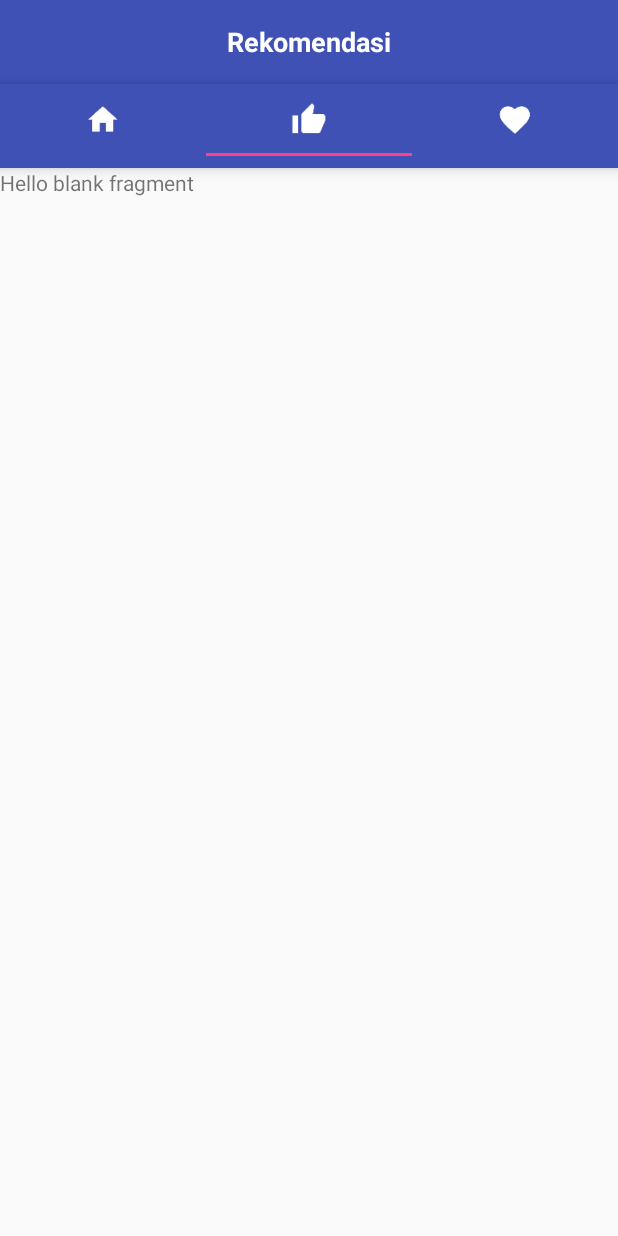
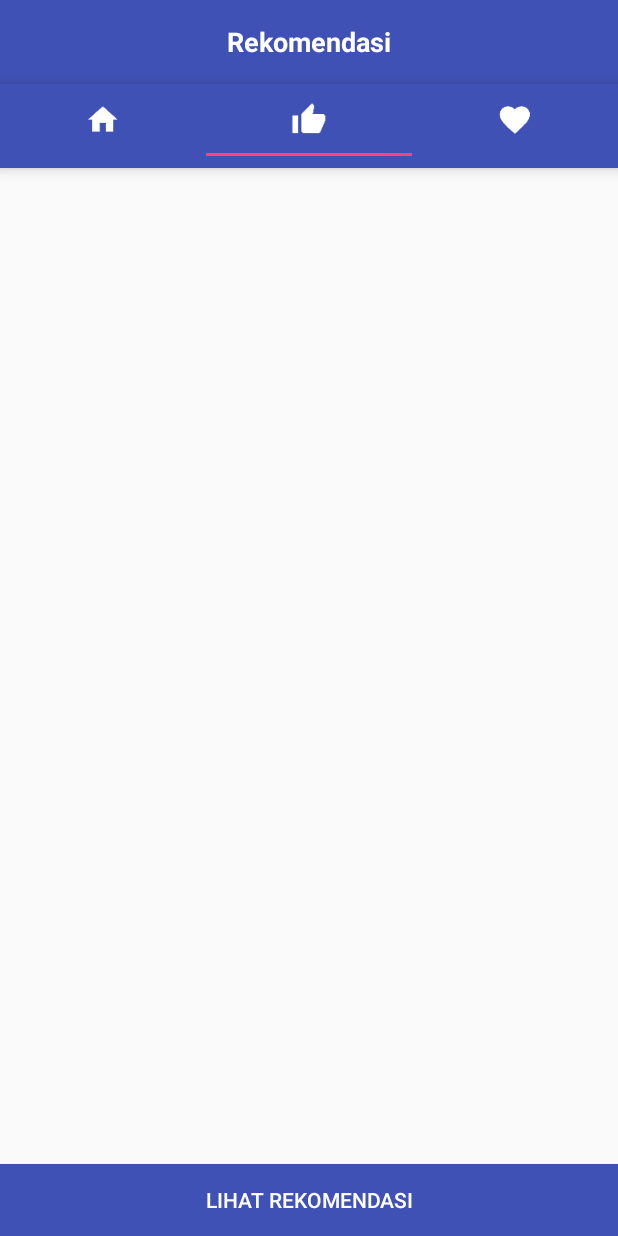
Before and after one commit to amsibsam/CRYSDIP, an Android app: the ListIndustriFragment screen opened directly, with no data from a screen before it, tab 2 chosen, on a phone screen of 412 x 824 dp. Run offline under Robolectric (Android 15) with nearby library versions, the phone set to English and light mode, and no system bars; our stand-ins replace data binding.

Commit message:
prepare for rekomendasi layout

```diff
--- a/app/build.gradle
+++ b/app/build.gradle
@@ -12,6 +12,7 @@
         targetSdkVersion 23
         versionCode 1
         versionName "1.0"
+        multiDexEnabled true
     }
     buildTypes {
         release {
--- a/app/src/main/java/com/uny/crysdip/ui/fragment/ListIndustriFragment.java
+++ b/app/src/main/java/com/uny/crysdip/ui/fragment/ListIndustriFragment.java
@@ -33,7 +33,7 @@
     public View onCreateView(LayoutInflater inflater, ViewGroup container,
                              Bundle savedInstanceState) {
         binding = FragmentListIndustriBinding.inflate(inflater, container, false);
-        binding.industriContainer.setOnClickListener(new View.OnClickListener() {
+        binding.tvIndustriName.setOnClickListener(new View.OnClickListener() {
             @Override
             public void onClick(View v) {
                 startActivity(new Intent(getActivity(), IndustryActivity.class));
--- /dev/null
+++ b/app/src/main/res/drawable/btn_bottom_accent.xml
@@ -0,0 +1,17 @@
+<?xml version="1.0" encoding="utf-8"?>
+<selector xmlns:android="http://schemas.android.com/apk/res/android">
+    <item android:state_pressed="true">
+        <shape android:shape="rectangle">
+            <solid
+                android:color="#7481cf"/>
+        </shape>
+    </item>
+    <item android:state_pressed="false">
+        <shape android:shape="rectangle">
+            <solid
+                android:color="@color/colorPrimary"/>
+        </shape>
+    </item>
+
+
+</selector>
--- a/app/src/main/res/layout/fragment_list_industri.xml
+++ b/app/src/main/res/layout/fragment_list_industri.xml
@@ -5,6 +5,13 @@
     android:layout_width="match_parent"
     android:layout_height="match_parent"
     tools:context=".ui.fragment.ListIndustriFragment">
+    <ListView
+        android:visibility="gone"
+        android:id="@+id/list_view"
+        android:layout_width="match_parent"
+        android:layout_height="match_parent">
+
+    </ListView>
     <LinearLayout
         android:id="@+id/industri_container"
         android:layout_width="wrap_content"
@@ -45,11 +52,5 @@
 
         </LinearLayout>
     </LinearLayout>
-    <ListView
-        android:id="@+id/list_view"
-        android:layout_width="match_parent"
-        android:layout_height="match_parent">
-
-    </ListView>
 </FrameLayout>
 </layout>
--- a/app/src/main/res/layout/fragment_recomendation.xml
+++ b/app/src/main/res/layout/fragment_recomendation.xml
@@ -1,13 +1,36 @@
+<layout>
 <FrameLayout xmlns:android="http://schemas.android.com/apk/res/android"
     xmlns:tools="http://schemas.android.com/tools"
     android:layout_width="match_parent"
     android:layout_height="match_parent"
     tools:context=".ui.fragment.RecomendationFragment">
+    <RelativeLayout
+        android:layout_width="match_parent"
+        android:layout_height="match_parent">
+        <ScrollView
+            android:layout_width="match_parent"
+            android:layout_height="match_parent"
+            android:layout_above="@+id/btn_rekomendasi">
+            <LinearLayout
+                android:layout_width="match_parent"
+                android:layout_height="match_parent"
+                android:orientation="vertical">
 
-    <!-- TODO: Update blank fragment layout -->
-    <TextView
-        android:layout_width="match_parent"
-        android:layout_height="match_parent"
-        android:text="@string/hello_blank_fragment" />
+            </LinearLayout>
+
+        </ScrollView>
+        <Button
+            android:id="@+id/btn_rekomendasi"
+            android:layout_alignParentBottom="true"
+            android:layout_width="match_parent"
+            android:layout_height="wrap_content"
+            android:padding="8dp"
+            android:text="LIHAT REKOMENDASI"
+            android:textColor="@android:color/white"
+            android:background="@drawable/btn_bottom_accent"
+            />
+    </RelativeLayout>
+
 
 </FrameLayout>
+</layout>
```
